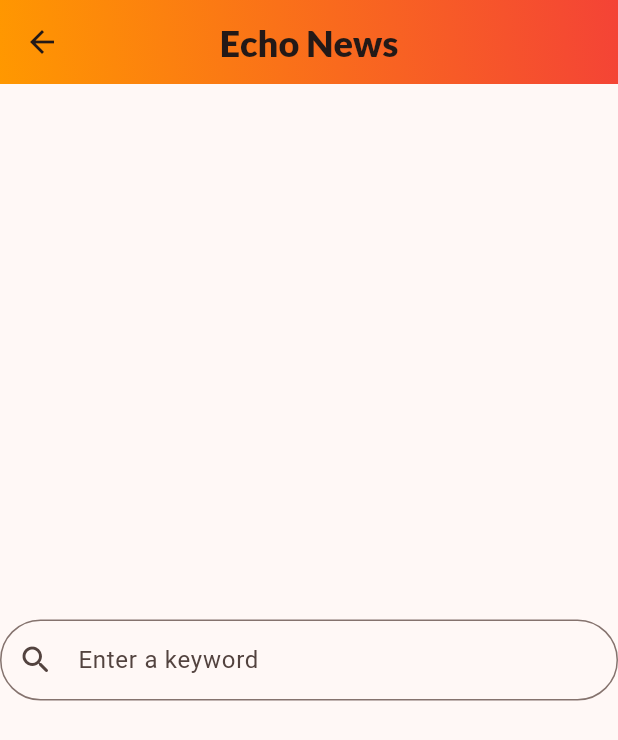
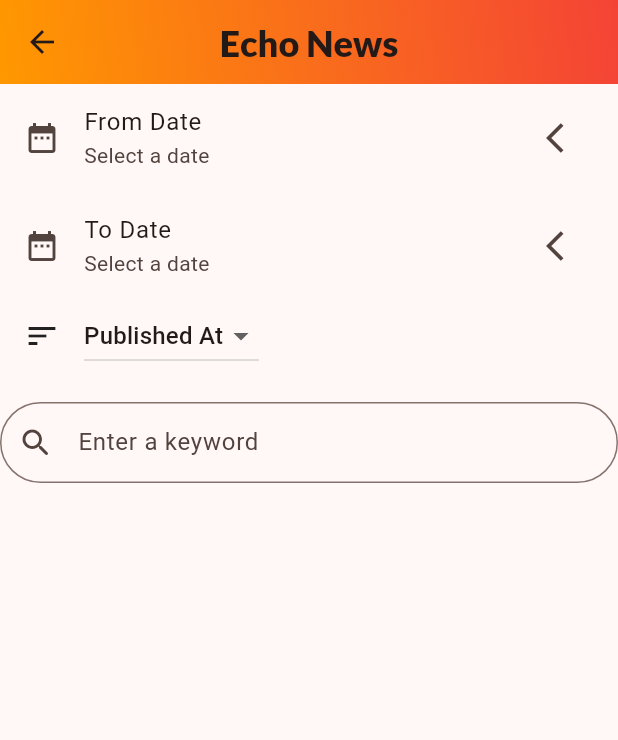
Before and after one commit to 0xbarss/echo-news, a Flutter app: the screen it shows after launch, item 2 of the bottom bar chosen, on a phone screen of 412 x 824 dp. Shown: the top 740 px of the screen. Run offline on Flutter 3.47's test engine with Material 3 defaults, Android fonts, the phone set to English and light mode, and no system bars; our stand-ins replace google_fonts, share_plus; missing offline and left inert: news_api_flutter_package.

Commit message:
Search page revised

```diff
--- a/lib/main.dart
+++ b/lib/main.dart
@@ -1,4 +1,3 @@
-import 'package:echo_news/search.dart';
 import 'package:flutter/material.dart';
 import 'package:news_api_flutter_package/model/article.dart';
 import 'package:news_api_flutter_package/news_api_flutter_package.dart';
--- a/lib/news_page.dart
+++ b/lib/news_page.dart
@@ -21,10 +21,10 @@ List<Article> organizeArticles(List<Article> newsData) {
       .toList();
 }
 
-Future<List<Article>> getNewsWithSearch(NewsAPI newsAPI, String query) async {
+Future<List<Article>> getNewsWithSearch(NewsAPI newsAPI, String query, {DateTime? fromDate, DateTime? toDate, String? sortBy}) async {
   List<Article> fetchedNewsData = [];
   try {
-    fetchedNewsData = await newsAPI.getEverything(query: query, language: 'en');
+    fetchedNewsData = await newsAPI.getEverything(query: query, from: fromDate, to: toDate, language: 'en', sortBy: sortBy);
     fetchedNewsData = organizeArticles(fetchedNewsData);
   } catch (e) {
     //print("Error $e);
--- a/lib/search.dart
+++ b/lib/search.dart
@@ -1,19 +1,55 @@
+import 'dart:math';
+
 import 'package:flutter/material.dart';
 import 'package:google_fonts/google_fonts.dart';
+import 'package:intl/intl.dart';
 import 'package:news_api_flutter_package/model/article.dart';
 import 'package:news_api_flutter_package/news_api_flutter_package.dart';
 import 'news_page.dart';
 
-class SearchPage extends StatelessWidget {
+class SearchPage extends StatefulWidget {
   final NewsAPI newsAPI;
   final Function(List<Article>) onSearch;
 
   const SearchPage({super.key, required this.newsAPI, required this.onSearch});
 
+  @override
+  State<SearchPage> createState() => _SearchPageState();
+}
+
+class _SearchPageState extends State<SearchPage> {
+  final TextEditingController textEditingController = TextEditingController();
+  DateTime? fromDate;
+  DateTime? toDate;
+  String sortBy = "publishedAt";
+  final Map<String, String> sortOptions = {
+    'relevancy': 'Relevancy',
+    'popularity': 'Popularity',
+    'publishedAt': 'Published At'
+  };
+
+  Future<void> pickDate(BuildContext context, bool isFrom) async {
+    final DateTime? pickedDate = await showDatePicker(
+        context: context,
+        initialDate: DateTime.now(),
+        firstDate: DateTime.now().subtract(const Duration(days: 30)),
+        lastDate: DateTime.now());
+    if (pickedDate != null) {
+      setState(() {
+        if (isFrom) {
+          fromDate = pickedDate;
+        } else {
+          toDate = pickedDate;
+        }
+      });
+    }
+  }
+
   Future<void> _navigateToHomePage(BuildContext context, String query) async {
-    List<Article> newsData = await getNewsWithSearch(newsAPI, query);
+    List<Article> newsData = await getNewsWithSearch(widget.newsAPI, query,
+        fromDate: fromDate, toDate: toDate, sortBy: sortBy);
 
-    onSearch(newsData);
+    widget.onSearch(newsData);
 
     if (context.mounted) {
       Navigator.pop(context);
@@ -36,17 +72,70 @@ class SearchPage extends StatelessWidget {
         ),
         centerTitle: true,
       ),
-      body: Center(
-        child: TextField(
+      body: Column(
+        crossAxisAlignment: CrossAxisAlignment.start,
+        children: [
+          ListTile(
+            leading: const Icon(Icons.date_range),
+            title: const Text("From Date"),
+            subtitle: Text(fromDate == null
+                ? "Select a date"
+                : DateFormat('yyyy-MM-dd').format(fromDate!)),
+            trailing: const Icon(Icons.arrow_back_ios),
+            onTap: () => pickDate(context, true),
+          ),
+          ListTile(
+            leading: const Icon(Icons.date_range),
+            title: const Text("To Date"),
+            subtitle: Text(toDate == null
+                ? "Select a date"
+                : DateFormat('yyyy-MM-dd').format(toDate!)),
+            trailing: const Icon(Icons.arrow_back_ios),
+            onTap: () => pickDate(context, false),
+          ),
+          Row(
+            children: [
+              const SizedBox(
+                width: 16,
+              ),
+              const Icon(Icons.sort),
+              const SizedBox(
+                width: 16,
+              ),
+              DropdownButton<String>(
+                value: sortBy,
+                items: sortOptions.entries.map((entry) {
+                  return DropdownMenuItem<String>(
+                    value: entry.key,
+                    child: Text(entry.value),
+                  );
+                }).toList(),
+                onChanged: (String? value) {
+                  if (value != null) {
+                    setState(() {
+                      sortBy = value;
+                    });
+                  }
+                },
+              )
+            ],
+          ),
+          const SizedBox(
+            height: 20,
+          ),
+          TextField(
+            controller: textEditingController,
             keyboardType: TextInputType.text,
             decoration: const InputDecoration(
                 prefixIcon: Icon(Icons.search_rounded),
                 label: Text("Enter a keyword"),
-              contentPadding: EdgeInsets.symmetric(vertical: 15, horizontal: 15),
+                contentPadding:
+                    EdgeInsets.symmetric(vertical: 15, horizontal: 15),
                 border: OutlineInputBorder(
                     borderRadius: BorderRadius.all(Radius.circular(30)))),
             onSubmitted: (value) => _navigateToHomePage(context, value),
-        ),
+          )
+        ],
       ),
     );
   }
```
Lines whose indentation alone changed are shown as unchanged.
